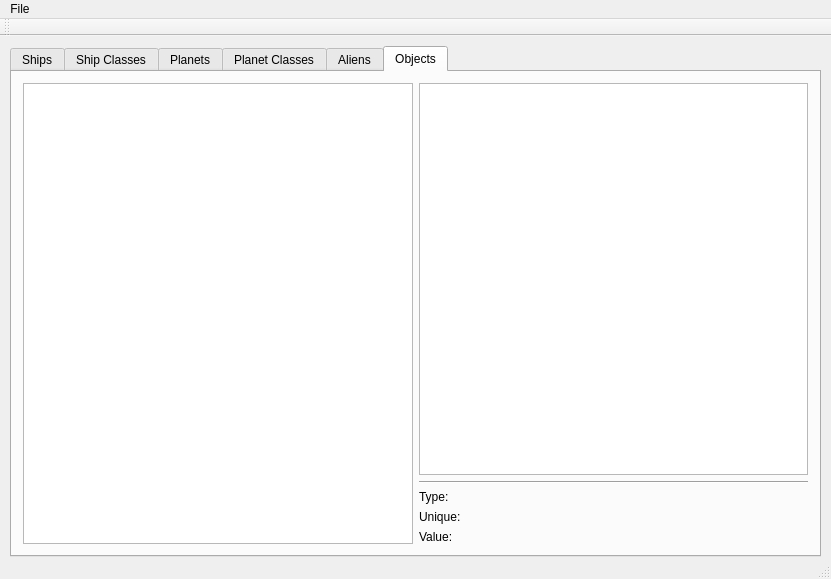
First picture: the form in nomad-resource-explorer/mainwindow.ui, repository colinbourassa/nomad-resource-explorer, before the edit.
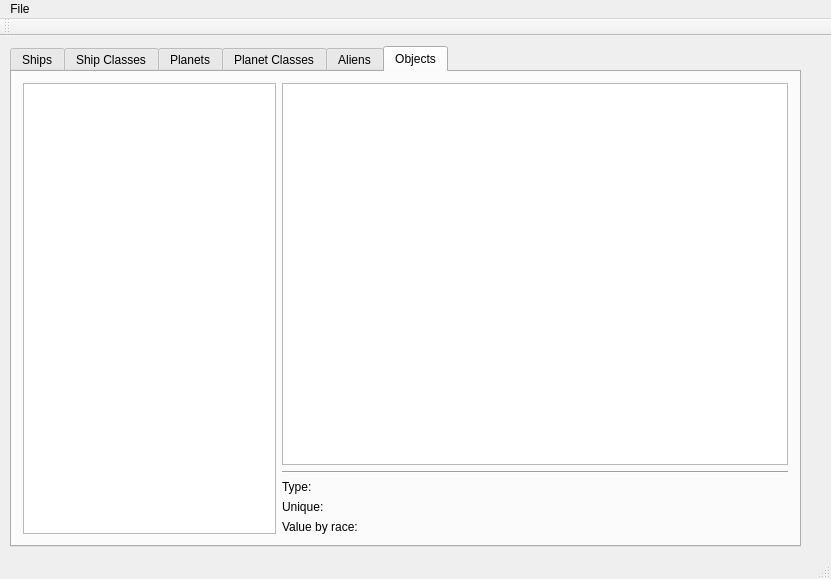
Second picture: the form after the edit. The open tabs and pages were chosen to show the change.

Diff of the .ui file:
```diff
--- a/nomad-resource-explorer/mainwindow.ui
+++ b/nomad-resource-explorer/mainwindow.ui
@@ -19,8 +19,8 @@
      <rect>
       <x>10</x>
       <y>10</y>
-      <width>811</width>
-      <height>511</height>
+      <width>791</width>
+      <height>501</height>
      </rect>
     </property>
     <property name="currentIndex">
@@ -163,15 +163,9 @@
      <attribute name="title">
       <string>Objects</string>
      </attribute>
-     <layout class="QGridLayout" name="gridLayout_2">
-      <item row="0" column="0">
-       <layout class="QGridLayout" name="gridLayout">
-        <item row="3" column="1">
-         <widget class="QLabel" name="m_objectUniqueLabel">
-          <property name="text">
-           <string>Unique:</string>
-          </property>
-         </widget>
+     <layout class="QGridLayout" name="m_objectTabLayout" columnstretch="1,2">
+      <item row="0" column="1">
+       <widget class="QGraphicsView" name="m_objectImageView"/>
         </item>
         <item row="1" column="1">
          <widget class="Line" name="m_objectHLine">
@@ -180,6 +174,27 @@
           </property>
          </widget>
         </item>
+      <item row="2" column="1">
+       <widget class="QLabel" name="m_objectTypeLabel">
+        <property name="text">
+         <string>Type:</string>
+        </property>
+       </widget>
+      </item>
+      <item row="3" column="1">
+       <widget class="QLabel" name="m_objectUniqueLabel">
+        <property name="text">
+         <string>Unique:</string>
+        </property>
+       </widget>
+      </item>
+      <item row="4" column="1">
+       <widget class="QLabel" name="m_objectValueLabel">
+        <property name="text">
+         <string>Value by race:</string>
+        </property>
+       </widget>
+      </item>
         <item row="0" column="0" rowspan="5">
          <widget class="QTableWidget" name="m_objTable">
           <property name="selectionBehavior">
@@ -197,25 +212,6 @@
           <column/>
           <column/>
          </widget>
-        </item>
-        <item row="0" column="1">
-         <widget class="QGraphicsView" name="m_objectImageView"/>
-        </item>
-        <item row="2" column="1">
-         <widget class="QLabel" name="m_objectTypeLabel">
-          <property name="text">
-           <string>Type:</string>
-          </property>
-         </widget>
-        </item>
-        <item row="4" column="1">
-         <widget class="QLabel" name="m_objectValueLabel">
-          <property name="text">
-           <string>Value:</string>
-          </property>
-         </widget>
-        </item>
-       </layout>
       </item>
      </layout>
     </widget>
```
Left out of the diff: 51 changed lines with no effect on the pictures. Lines whose indentation alone changed are shown as unchanged.
